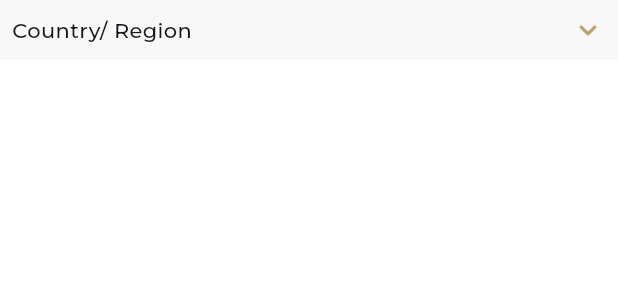
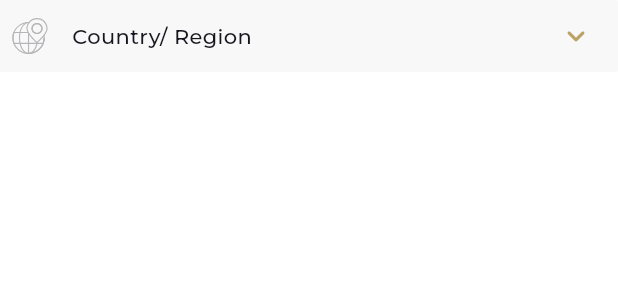
Before and after one commit to AbdhalRiyas/NicheGallerie, a Flutter app: the CountryStatePicker widget shown alone on an empty page, opened directly, on a phone screen of 412 x 824 dp. Shown: the top 300 px of the screen. Run offline on Flutter 3.47's test engine with Material 3 defaults, Android fonts, the phone set to English and light mode, and no system bars; drawn by our look-alikes of csc_picker; our stand-ins replace cached_network_image, country_code_picker, flutter_dotenv, flutter_rating_bar, flutter_svg, form_field_validator; missing offline and left inert: mobkit_dashed_border; project files that could hold a hidden picture were left out.

Commit message:
changes in country picker

```diff
--- a/lib/src/screens/address/views/components/country_state_picker.dart
+++ b/lib/src/screens/address/views/components/country_state_picker.dart
@@ -1,5 +1,6 @@
 import 'package:csc_picker/csc_picker.dart';
 import 'package:flutter/material.dart';
+import 'package:flutter_svg/svg.dart';
 import 'package:shop/src/constants.dart';
 
 class CountryStatePicker extends StatefulWidget {
@@ -12,7 +13,39 @@ class CountryStatePicker extends StatefulWidget {
 class _CountryStatePickerState extends State<CountryStatePicker> {
   @override
   Widget build(BuildContext context) {
-    return CSCPicker(
+    return Center(
+      child: Column(
+        crossAxisAlignment: CrossAxisAlignment.start,
+        children: [
+          Container(
+            padding: EdgeInsets.symmetric(horizontal: 8),
+            decoration: BoxDecoration(
+              borderRadius: BorderRadius.circular(defaultBorderRadius),
+              color: lightGreyColor,
+            ),
+            child: Row(
+              children: [
+                Padding(
+                  padding: const EdgeInsets.symmetric(
+                    vertical: defaultPadding * 0.75,
+                  ),
+                  child: SvgPicture.asset(
+                    "assets/icons/Country.svg",
+                    height: 24,
+                    width: 24,
+                    colorFilter: ColorFilter.mode(
+                      Theme.of(context)
+                          .textTheme
+                          .bodyLarge!
+                          .color!
+                          .withOpacity(0.3),
+                      BlendMode.srcIn,
+                    ),
+                  ),
+                ),
+                SizedBox(width: 8),
+                Expanded(
+                  child: CSCPicker(
                     ///Enable disable state dropdown [OPTIONAL PARAMETER]
                     showStates: false,
 
@@ -22,9 +55,8 @@ class _CountryStatePickerState extends State<CountryStatePicker> {
                     ///Enable (get flag with country name) / Disable (Disable flag) / ShowInDropdownOnly (display flag in dropdown only) [OPTIONAL PARAMETER]
                     flagState: CountryFlag.DISABLE,
 
-      ///Dropdown box decoration to style your dropdown selector [OPTIONAL PARAMETER] (USE with disabledDropdownDecoration)
+                    ///Dropdown box decoration to style your dropdown selector [OPTIONAL PARAMETER]
                     dropdownDecoration: BoxDecoration(
-        borderRadius: BorderRadius.all(Radius.circular(defaultBorderRadius)),
                       color: lightGreyColor,
                     ),
 
@@ -32,7 +64,8 @@ class _CountryStatePickerState extends State<CountryStatePicker> {
                     disabledDropdownDecoration: BoxDecoration(
                       borderRadius: BorderRadius.all(Radius.circular(10)),
                       color: Colors.grey.shade300,
-          border: Border.all(color: Colors.grey.shade300, width: 1)),
+                      border: Border.all(color: Colors.grey.shade300, width: 1),
+                    ),
 
                     ///placeholders for dropdown search field
                     countrySearchPlaceholder: "Country",
@@ -44,19 +77,6 @@ class _CountryStatePickerState extends State<CountryStatePicker> {
                     stateDropdownLabel: "State",
                     cityDropdownLabel: "City",
 
-      ///Default Country
-      ///defaultCountry: CscCountry.India,
-
-      ///Country Filter [OPTIONAL PARAMETER]
-      // countryFilter: [
-      //   CscCountry.India,
-      //   CscCountry.United_States,
-      //   CscCountry.Canada
-      // ],
-
-      ///Disable country dropdown (Note: use it with default country)
-      //disableCountry: true,
-
                     ///selected item style [OPTIONAL PARAMETER]
                     selectedItemStyle: TextStyle(
                       color: blackColor,
@@ -65,7 +85,9 @@ class _CountryStatePickerState extends State<CountryStatePicker> {
 
                     ///DropdownDialog Heading style [OPTIONAL PARAMETER]
                     dropdownHeadingStyle: TextStyle(
-          color: Colors.black, fontSize: 17, fontWeight: FontWeight.bold),
+                        color: Colors.black,
+                        fontSize: 17,
+                        fontWeight: FontWeight.bold),
 
                     ///DropdownDialog Item style [OPTIONAL PARAMETER]
                     dropdownItemStyle: TextStyle(
@@ -99,9 +121,13 @@ class _CountryStatePickerState extends State<CountryStatePicker> {
                         ///store value in city variable
                       });
                     },
-
-      ///Show only specific countries using country filter
-      // countryFilter: ["United States", "Canada", "Mexico"],
+                  ),
+                ),
+              ],
+            ),
+          ),
+        ],
+      ),
     );
   }
 }
```
Also changed, not shown: assets/icons/Country.svg (added). Lines whose indentation alone changed are shown as unchanged.
